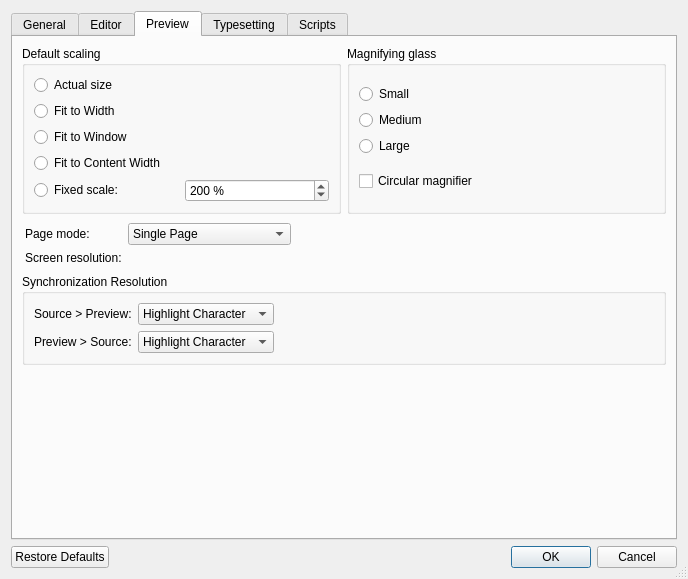
The window that src/PrefsDialog.ui (TeXworks/texworks) describes before a commit, drawn with Qt 5.
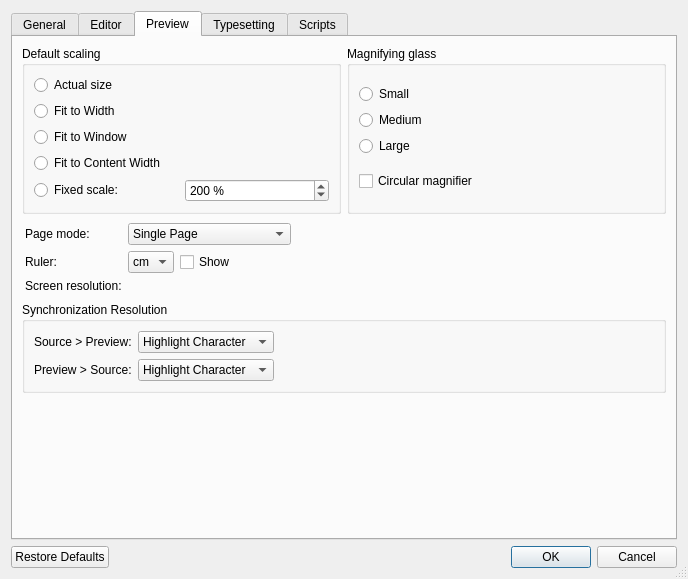
The same window after the commit. The open tabs and pages were chosen to show the change. Icons and pictures are not drawn. Custom widgets are drawn as their Qt base class.

Commit message: Implement ruler in previewer

What changed in the file:
```diff
--- a/src/PrefsDialog.ui
+++ b/src/PrefsDialog.ui
@@ -775,15 +775,52 @@
           </widget>
          </item>
          <item row="1" column="0">
+          <widget class="QLabel" name="label_18">
+           <property name="text">
+            <string>Ruler:</string>
+           </property>
+          </widget>
+         </item>
+         <item row="2" column="0">
           <widget class="QLabel" name="label_4">
            <property name="text">
             <string>Screen resolution:</string>
            </property>
           </widget>
          </item>
-         <item row="1" column="1">
+         <item row="2" column="1">
           <widget class="Tw::UI::ScreenCalibrationWidget" name="resolution" native="true"/>
          </item>
+         <item row="1" column="1">
+          <layout class="QHBoxLayout" name="horizontalLayout_15">
+           <item>
+            <widget class="QComboBox" name="pdfRulerUnits">
+             <item>
+              <property name="text">
+               <string>cm</string>
+              </property>
+             </item>
+             <item>
+              <property name="text">
+               <string>in</string>
+              </property>
+             </item>
+             <item>
+              <property name="text">
+               <string>bp</string>
+              </property>
+             </item>
+            </widget>
+           </item>
+           <item>
+            <widget class="QCheckBox" name="pdfRulerShow">
+             <property name="text">
+              <string>Show</string>
+             </property>
+            </widget>
+           </item>
+          </layout>
+         </item>
         </layout>
        </item>
        <item row="3" column="0">
```
The commit also changes 4 other files.
